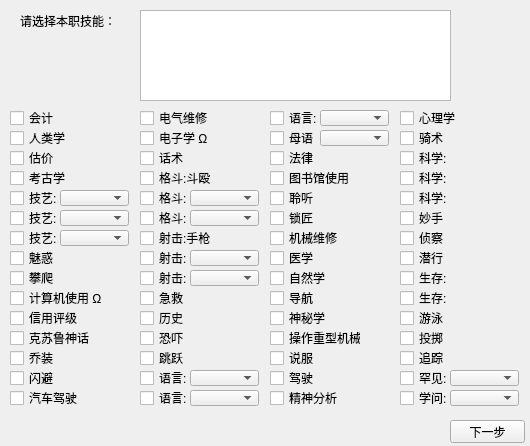
First picture: the form in UI/ChooseProfessionalSkills_UI.ui, repository Chlamydomonos/coc7sys, before the edit.
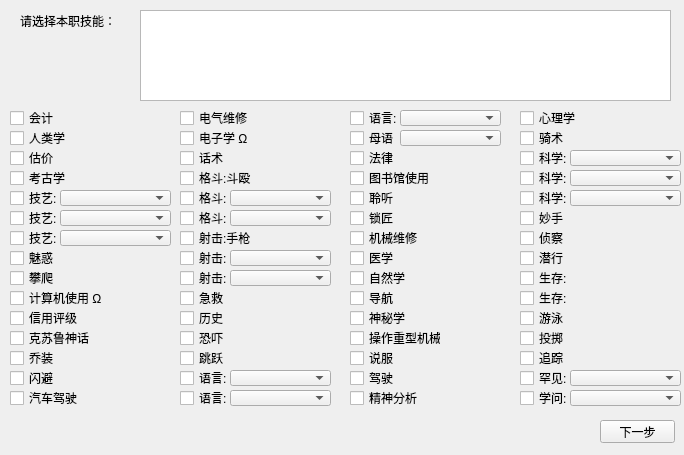
Second picture: the form after the edit.

Commit message: 2020.5.14, 18:19 Tooltips of skills incomplete

What changed in the file:
```diff
--- a/UI/ChooseProfessionalSkills_UI.ui
+++ b/UI/ChooseProfessionalSkills_UI.ui
@@ -6,8 +6,8 @@
    <rect>
     <x>0</x>
     <y>0</y>
-    <width>530</width>
-    <height>446</height>
+    <width>684</width>
+    <height>455</height>
    </rect>
   </property>
   <property name="windowTitle">
@@ -211,7 +211,7 @@
   <widget class="QCheckBox" name="skill28">
    <property name="geometry">
     <rect>
-     <x>140</x>
+     <x>180</x>
      <y>350</y>
      <width>71</width>
      <height>16</height>
@@ -224,7 +224,7 @@
   <widget class="QCheckBox" name="skill29">
    <property name="geometry">
     <rect>
-     <x>140</x>
+     <x>180</x>
      <y>370</y>
      <width>51</width>
      <height>16</height>
@@ -237,7 +237,7 @@
   <widget class="QCheckBox" name="skill30">
    <property name="geometry">
     <rect>
-     <x>140</x>
+     <x>180</x>
      <y>390</y>
      <width>51</width>
      <height>16</height>
@@ -250,7 +250,7 @@
   <widget class="QCheckBox" name="skill19">
    <property name="geometry">
     <rect>
-     <x>140</x>
+     <x>180</x>
      <y>170</y>
      <width>81</width>
      <height>16</height>
@@ -263,7 +263,7 @@
   <widget class="QCheckBox" name="skill22">
    <property name="geometry">
     <rect>
-     <x>140</x>
+     <x>180</x>
      <y>230</y>
      <width>81</width>
      <height>16</height>
@@ -276,7 +276,7 @@
   <widget class="QCheckBox" name="skill24">
    <property name="geometry">
     <rect>
-     <x>140</x>
+     <x>180</x>
      <y>270</y>
      <width>51</width>
      <height>16</height>
@@ -289,7 +289,7 @@
   <widget class="QCheckBox" name="skill21">
    <property name="geometry">
     <rect>
-     <x>140</x>
+     <x>180</x>
      <y>210</y>
      <width>51</width>
      <height>16</height>
@@ -302,7 +302,7 @@
   <widget class="QCheckBox" name="skill26">
    <property name="geometry">
     <rect>
-     <x>140</x>
+     <x>180</x>
      <y>310</y>
      <width>71</width>
      <height>16</height>
@@ -315,7 +315,7 @@
   <widget class="QCheckBox" name="skill17">
    <property name="geometry">
     <rect>
-     <x>140</x>
+     <x>180</x>
      <y>130</y>
      <width>71</width>
      <height>16</height>
@@ -328,7 +328,7 @@
   <widget class="QCheckBox" name="skill18">
    <property name="geometry">
     <rect>
-     <x>140</x>
+     <x>180</x>
      <y>150</y>
      <width>71</width>
      <height>16</height>
@@ -341,7 +341,7 @@
   <widget class="QCheckBox" name="skill20">
    <property name="geometry">
     <rect>
-     <x>140</x>
+     <x>180</x>
      <y>190</y>
      <width>51</width>
      <height>16</height>
@@ -354,7 +354,7 @@
   <widget class="QCheckBox" name="skill27">
    <property name="geometry">
     <rect>
-     <x>140</x>
+     <x>180</x>
      <y>330</y>
      <width>71</width>
      <height>16</height>
@@ -367,7 +367,7 @@
   <widget class="QCheckBox" name="skill16">
    <property name="geometry">
     <rect>
-     <x>140</x>
+     <x>180</x>
      <y>110</y>
      <width>71</width>
      <height>16</height>
@@ -380,7 +380,7 @@
   <widget class="QCheckBox" name="skill23">
    <property name="geometry">
     <rect>
-     <x>140</x>
+     <x>180</x>
      <y>250</y>
      <width>51</width>
      <height>16</height>
@@ -393,7 +393,7 @@
   <widget class="QCheckBox" name="skill25">
    <property name="geometry">
     <rect>
-     <x>140</x>
+     <x>180</x>
      <y>290</y>
      <width>71</width>
      <height>16</height>
@@ -406,7 +406,7 @@
   <widget class="QCheckBox" name="skill43">
    <property name="geometry">
     <rect>
-     <x>270</x>
+     <x>350</x>
      <y>350</y>
      <width>71</width>
      <height>16</height>
@@ -419,7 +419,7 @@
   <widget class="QCheckBox" name="skill44">
    <property name="geometry">
     <rect>
-     <x>270</x>
+     <x>350</x>
      <y>370</y>
      <width>71</width>
      <height>16</height>
@@ -432,7 +432,7 @@
   <widget class="QCheckBox" name="skill45">
    <property name="geometry">
     <rect>
-     <x>270</x>
+     <x>350</x>
      <y>390</y>
      <width>71</width>
      <height>16</height>
@@ -445,7 +445,7 @@
   <widget class="QCheckBox" name="skill34">
    <property name="geometry">
     <rect>
-     <x>270</x>
+     <x>350</x>
      <y>170</y>
      <width>81</width>
      <height>16</height>
@@ -458,7 +458,7 @@
   <widget class="QCheckBox" name="skill37">
    <property name="geometry">
     <rect>
-     <x>270</x>
+     <x>350</x>
      <y>230</y>
      <width>71</width>
      <height>16</height>
@@ -471,7 +471,7 @@
   <widget class="QCheckBox" name="skill39">
    <property name="geometry">
     <rect>
-     <x>270</x>
+     <x>350</x>
      <y>270</y>
      <width>71</width>
      <height>16</height>
@@ -484,7 +484,7 @@
   <widget class="QCheckBox" name="skill36">
    <property name="geometry">
     <rect>
-     <x>270</x>
+     <x>350</x>
      <y>210</y>
      <width>71</width>
      <height>16</height>
@@ -497,7 +497,7 @@
   <widget class="QCheckBox" name="skill41">
    <property name="geometry">
     <rect>
-     <x>270</x>
+     <x>350</x>
      <y>310</y>
      <width>71</width>
      <height>16</height>
@@ -510,7 +510,7 @@
   <widget class="QCheckBox" name="skill32">
    <property name="geometry">
     <rect>
-     <x>270</x>
+     <x>350</x>
      <y>130</y>
      <width>71</width>
      <height>16</height>
@@ -523,7 +523,7 @@
   <widget class="QCheckBox" name="skill33">
    <property name="geometry">
     <rect>
-     <x>270</x>
+     <x>350</x>
      <y>150</y>
      <width>71</width>
      <height>16</height>
@@ -536,7 +536,7 @@
   <widget class="QCheckBox" name="skill35">
    <property name="geometry">
     <rect>
-     <x>270</x>
+     <x>350</x>
      <y>190</y>
      <width>71</width>
      <height>16</height>
@@ -549,7 +549,7 @@
   <widget class="QCheckBox" name="skill42">
    <property name="geometry">
     <rect>
-     <x>270</x>
+     <x>350</x>
      <y>330</y>
      <width>91</width>
      <height>16</height>
@@ -562,7 +562,7 @@
   <widget class="QCheckBox" name="skill31">
    <property name="geometry">
     <rect>
-     <x>270</x>
+     <x>350</x>
      <y>110</y>
      <width>51</width>
      <height>16</height>
@@ -575,7 +575,7 @@
   <widget class="QCheckBox" name="skill38">
    <property name="geometry">
     <rect>
-     <x>270</x>
+     <x>350</x>
      <y>250</y>
      <width>71</width>
      <height>16</height>
@@ -588,7 +588,7 @@
   <widget class="QCheckBox" name="skill40">
    <property name="geometry">
     <rect>
-     <x>270</x>
+     <x>350</x>
      <y>290</y>
      <width>71</width>
      <height>16</height>
@@ -601,7 +601,7 @@
   <widget class="QCheckBox" name="skill59">
    <property name="geometry">
     <rect>
-     <x>400</x>
+     <x>520</x>
      <y>370</y>
      <width>51</width>
      <height>16</height>
@@ -614,7 +614,7 @@
   <widget class="QCheckBox" name="skill60">
    <property name="geometry">
     <rect>
-     <x>400</x>
+     <x>520</x>
      <y>390</y>
      <width>51</width>
      <height>16</height>
@@ -627,7 +627,7 @@
   <widget class="QCheckBox" name="skill47">
    <property name="geometry">
     <rect>
-     <x>400</x>
+     <x>520</x>
      <y>130</y>
      <width>71</width>
      <height>16</height>
@@ -640,7 +640,7 @@
   <widget class="QCheckBox" name="skill50">
    <property name="geometry">
     <rect>
-     <x>400</x>
+     <x>520</x>
      <y>190</y>
      <width>51</width>
      <height>16</height>
@@ -653,7 +653,7 @@
   <widget class="QCheckBox" name="skill53">
    <property name="geometry">
     <rect>
-     <x>400</x>
+     <x>520</x>
      <y>250</y>
      <width>71</width>
      <height>16</height>
@@ -666,7 +666,7 @@
   <widget class="QCheckBox" name="skill55">
    <property name="geometry">
     <rect>
-     <x>400</x>
+     <x>520</x>
      <y>290</y>
      <width>51</width>
      <height>16</height>
@@ -679,7 +679,7 @@
   <widget class="QCheckBox" name="skill52">
    <property name="geometry">
     <rect>
-     <x>400</x>
+     <x>520</x>
      <y>230</y>
      <width>71</width>
      <height>16</height>
@@ -692,7 +692,7 @@
   <widget class="QCheckBox" name="skill57">
    <property name="geometry">
     <rect>
-     <x>400</x>
+     <x>520</x>
      <y>330</y>
      <width>71</width>
      <height>16</height>
@@ -705,7 +705,7 @@
   <widget class="QCheckBox" name="skill48">
    <property name="geometry">
     <rect>
-     <x>400</x>
+     <x>520</x>
      <y>150</y>
      <width>51</width>
      <height>16</height>
@@ -718,7 +718,7 @@
   <widget class="QCheckBox" name="skill49">
    <property name="geometry">
     <rect>
-     <x>400</x>
+     <x>520</x>
      <y>170</y>
      <width>51</width>
      <height>16</height>
@@ -731,7 +731,7 @@
   <widget class="QCheckBox" name="skill51">
    <property name="geometry">
     <rect>
-     <x>400</x>
+     <x>520</x>
      <y>210</y>
      <width>71</width>
      <height>16</height>
@@ -744,7 +744,7 @@
   <widget class="QCheckBox" name="skill58">
    <property name="geometry">
     <rect>
-     <x>400</x>
+     <x>520</x>
      <y>350</y>
      <width>71</width>
      <height>16</height>
@@ -757,7 +757,7 @@
   <widget class="QCheckBox" name="skill46">
    <property name="geometry">
     <rect>
-     <x>400</x>
+     <x>520</x>
      <y>110</y>
      <width>71</width>
      <height>16</height>
@@ -770,7 +770,7 @@
   <widget class="QCheckBox" name="skill54">
    <property name="geometry">
     <rect>
-     <x>400</x>
+     <x>520</x>
      <y>270</y>
      <width>51</width>
      <height>16</height>
@@ -783,7 +783,7 @@
   <widget class="QCheckBox" name="skill56">
    <property name="geometry">
     <rect>
-     <x>400</x>
+     <x>520</x>
      <y>310</y>
      <width>71</width>
      <height>16</height>
@@ -798,7 +798,7 @@
     <rect>
      <x>60</x>
      <y>190</y>
-     <width>69</width>
+     <width>111</width>
      <height>16</height>
     </rect>
    </property>
@@ -808,7 +808,7 @@
     <rect>
      <x>60</x>
      <y>210</y>
-     <width>69</width>
+     <width>111</width>
      <height>16</height>
     </rect>
    </property>
@@ -818,7 +818,7 @@
     <rect>
      <x>60</x>
      <y>230</y>
-     <width>69</width>
+     <width>111</width>
      <height>16</height>
     </rect>
    </property>
@@ -826,9 +826,9 @@
   <widget class="QComboBox" name="sub_skill20">
    <property name="geometry">
     <rect>
-     <x>190</x>
+     <x>230</x>
      <y>190</y>
-     <width>69</width>
+     <width>101</width>
      <height>16</height>
     </rect>
    </property>
@@ -836,9 +836,9 @@
   <widget class="QComboBox" name="sub_skill21">
    <property name="geometry">
     <rect>
-     <x>190</x>
+     <x>230</x>
      <y>210</y>
-     <width>69</width>
+     <width>101</width>
      <height>16</height>
     </rect>
    </property>
@@ -846,9 +846,9 @@
   <widget class="QComboBox" name="sub_skill23">
    <property name="geometry">
     <rect>
-     <x>190</x>
+     <x>230</x>
      <y>250</y>
-     <width>69</width>
+     <width>101</width>
      <height>16</height>
     </rect>
    </property>
@@ -856,9 +856,9 @@
   <widget class="QComboBox" name="sub_skill24">
    <property name="geometry">
     <rect>
-     <x>190</x>
+     <x>230</x>
      <y>270</y>
-     <width>69</width>
+     <width>101</width>
      <height>16</height>
     </rect>
    </property>
@@ -866,9 +866,9 @@
   <widget class="QComboBox" name="sub_skill29">
    <property name="geometry">
     <rect>
-     <x>190</x>
+     <x>230</x>
      <y>370</y>
-     <width>69</width>
+     <width>101</width>
      <height>16</height>
     </rect>
    </property>
@@ -876,9 +876,9 @@
   <widget class="QComboBox" name="sub_skill30">
    <property name="geometry">
     <rect>
-     <x>190</x>
+     <x>230</x>
      <y>390</y>
-     <width>69</width>
+     <width>101</width>
      <height>16</height>
     </rect>
    </property>
@@ -886,9 +886,9 @@
   <widget class="QComboBox" name="sub_skill31">
    <property name="geometry">
     <rect>
-     <x>320</x>
+     <x>400</x>
      <y>110</y>
-     <width>69</width>
+     <width>101</width>
      <height>16</height>
     </rect>
    </property>
@@ -896,9 +896,9 @@
   <widget class="QComboBox" name="sub_skill32">
    <property name="geometry">
     <rect>
-     <x>320</x>
+     <x>400</x>
      <y>130</y>
-     <width>69</width>
+     <width>101</width>
      <height>16</height>
     </rect>
    </property>
@@ -906,9 +906,9 @@
   <widget class="QComboBox" name="sub_skill59">
    <property name="geometry">
     <rect>
-     <x>450</x>
+     <x>570</x>
      <y>370</y>
-     <width>69</width>
+     <width>111</width>
      <height>16</height>
     </rect>
    </property>
@@ -916,9 +916,9 @@
   <widget class="QComboBox" name="sub_skill60">
    <property name="geometry">
     <rect>
-     <x>450</x>
+     <x>570</x>
      <y>390</y>
-     <width>69</width>
+     <width>111</width>
      <height>16</height>
     </rect>
    </property>
@@ -926,7 +926,7 @@
   <widget class="QPushButton" name="next_step">
    <property name="geometry">
     <rect>
-     <x>450</x>
+     <x>600</x>
      <y>420</y>
      <width>75</width>
      <height>23</height>
@@ -954,11 +954,41 @@
     <rect>
      <x>140</x>
      <y>10</y>
-     <width>311</width>
+     <width>531</width>
      <height>91</height>
     </rect>
    </property>
   </widget>
+  <widget class="QComboBox" name="sub_skill48">
+   <property name="geometry">
+    <rect>
+     <x>570</x>
+     <y>150</y>
+     <width>111</width>
+     <height>16</height>
+    </rect>
+   </property>
+  </widget>
+  <widget class="QComboBox" name="sub_skill49">
+   <property name="geometry">
+    <rect>
+     <x>570</x>
+     <y>170</y>
+     <width>111</width>
+     <height>16</height>
+    </rect>
+   </property>
+  </widget>
+  <widget class="QComboBox" name="sub_skill50">
+   <property name="geometry">
+    <rect>
+     <x>570</x>
+     <y>190</y>
+     <width>111</width>
+     <height>16</height>
+    </rect>
+   </property>
+  </widget>
  </widget>
  <resources/>
  <connections/>
```
Left out of the diff: 9 changed lines with no effect on the pictures. The commit also changes 3 other files.
